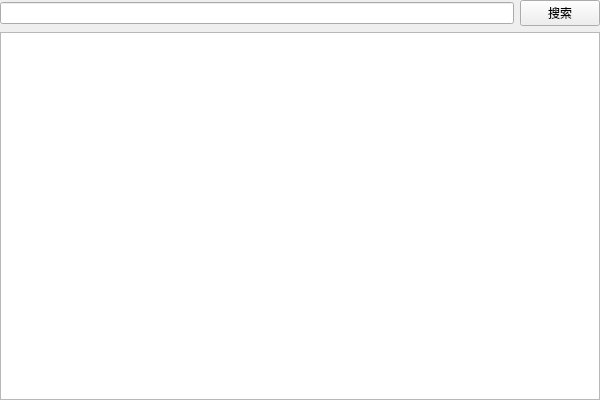
Natsu903/QCloudDisk, file QCloudDisk/src/fend/uimain/BucketsWidget.ui: the form before one commit.
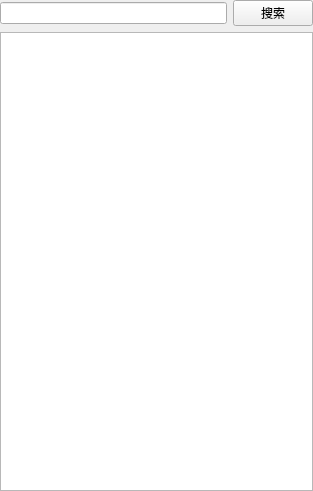
The form after the commit.

The edit to the form file:
```diff
--- a/QCloudDisk/src/fend/uimain/BucketsWidget.ui
+++ b/QCloudDisk/src/fend/uimain/BucketsWidget.ui
@@ -6,8 +6,8 @@
    <rect>
     <x>0</x>
     <y>0</y>
-    <width>600</width>
-    <height>400</height>
+    <width>313</width>
+    <height>491</height>
    </rect>
   </property>
   <property name="windowTitle">
@@ -41,7 +41,7 @@
     </layout>
    </item>
    <item>
-    <widget class="QListWidget" name="list_Bucket"/>
+    <widget class="QListView" name="list_Bucket"/>
    </item>
   </layout>
  </widget>
```
